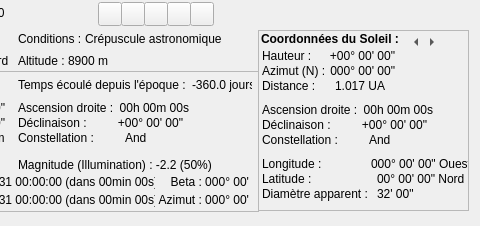
The window that src/interface/onglets/general/general.ui (mconsidine/previsat_archive) describes before a commit, drawn with Qt 5; both pictures show x 312 to 792 and y 0 to 226 of the 792 by 226 pixel window.
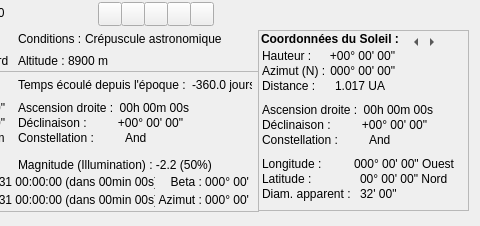
The same window after the commit. Icons and pictures are not drawn.

What changed in the file:
```diff
--- a/src/interface/onglets/general/general.ui
+++ b/src/interface/onglets/general/general.ui
@@ -560,7 +560,7 @@
          <bool>true</bool>
         </property>
         <property name="text">
-         <string>Diamètre apparent :</string>
+         <string extracomment="Angular diameter">Diam. apparent :</string>
         </property>
        </widget>
       </item>
```
Left out of the diff: 3 changed lines with no effect on the pictures.
